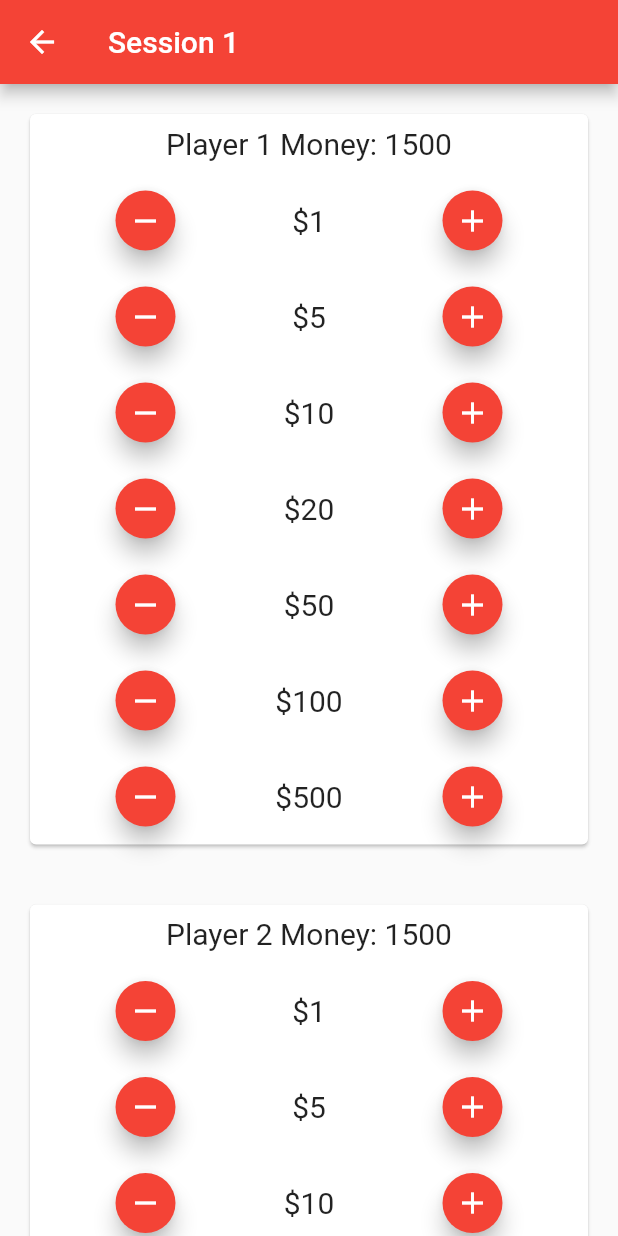
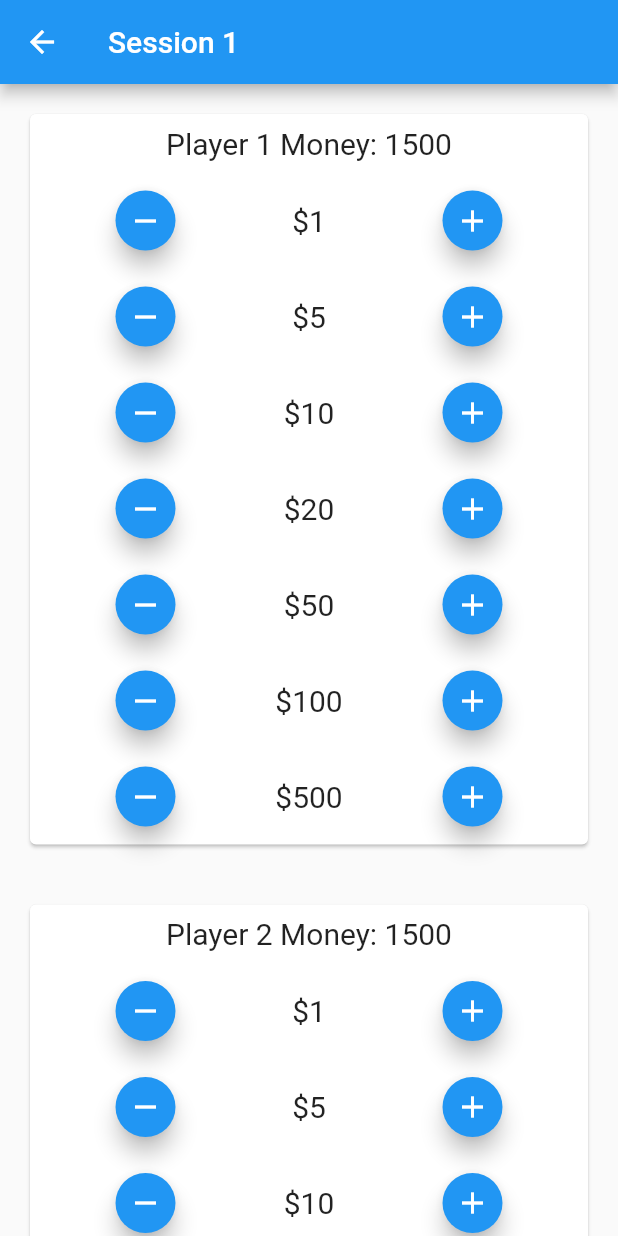
Before and after one commit to Ace1020302/counter-app, a Flutter app: the screen it shows after launch, after a tap on the "add" icon, after a tap on "Session 1", on a phone screen of 412 x 824 dp. Run offline on Flutter 3.47's test engine with Material 2 defaults, Android fonts, the phone set to English and light mode, and no system bars; our stand-ins replace flutter_slidable.

Commit message:
depricated the first home_screen.dart file and updated all related imports

```diff
--- a/lib/main.dart
+++ b/lib/main.dart
@@ -1,5 +1,5 @@
 import 'package:flutter/material.dart';
-import 'screens/home_screen_2.dart';
+import 'screens/home_screen.dart';
 
 void main() => runApp(MyApp());
 
@@ -19,7 +19,7 @@ class MyApp extends StatelessWidget {
         // or simply save your changes to "hot reload" in a Flutter IDE).
         // Notice that the counter didn't reset back to zero; the application
         // is not restarted.
-        primarySwatch: Colors.red,
+        primarySwatch: Colors.blue,
       ),
       home: HomeScreen(),
     );
--- a/lib/screens/home_screen_2.dart
+++ /dev/null
@@ -1,170 +0,0 @@
-import 'package:counter_app/components/session_widget.dart';
-import 'package:flutter/material.dart';
-import 'package:flutter_slidable/flutter_slidable.dart';
-
-import '../counter.dart';
-import '../session.dart';
-
-List<Session> sessions = [
-  Session('Session 1', [Counter('Player 1'), Counter('Player 2')]),
-  Session('Session 2', [Counter('Player 1'), Counter('Player 2')]),
-  Session('Session 3', [Counter('Player 1'), Counter('Player 2')]),
-  Session('Session 4', [Counter('Player 1'), Counter('Player 2')])
-];
-
-List<Session> archivedSessions = [];
-
-class HomeScreen extends StatefulWidget {
-  @override
-  State<StatefulWidget> createState() {
-    return HomeScreenState();
-  }
-}
-
-// Creates a List of sessions which will be clickable and maluable
-class HomeScreenState extends State<HomeScreen> {
-  // List<Counter> counters = [Counter('Player 1', 0), Counter('Player 2', 0)];
-  @override
-  Widget build(BuildContext context) {
-    return DefaultTabController(
-      length: 2,
-      child: Scaffold(
-        appBar: AppBar(
-          title: Text(
-            'Counter App',
-            textAlign: TextAlign.center,
-          ),
-          bottom: TabBar(tabs: <Widget>[Text('Sessions'), Text('Archieved')]),
-        ),
-        //SessionWidget(sessions[0])
-        body: TabBarView(
-          children: <Widget>[
-            (sessions.length <= 0 || sessions == null)
-                ? Center(
-                    child: Text('Add a Session',
-                        textAlign: TextAlign.center,
-                        style: TextStyle(fontSize: 30)),
-                  )
-                : ListView.separated(
-                    itemCount: sessions.length,
-                    itemBuilder: (BuildContext context, int index) => Slidable(
-                      actionPane: SlidableDrawerActionPane(),
-                      actionExtentRatio: 0.25,
-                      child: ListTile(
-                        title: Text(sessions[index].name),
-                        onLongPress: () {
-                          print('${sessions[index].name}');
-                        },
-                        onTap: () => Navigator.push(
-                          context,
-                          MaterialPageRoute(
-                            builder: (context) => SessionWidget(
-                              sessions[index],
-                            ),
-                          ),
-                        ),
-                      ),
-                      secondaryActions: <Widget>[
-                        IconSlideAction(
-                          caption: 'Archive',
-                          color: Colors.green,
-                          icon: Icons.archive,
-                          onTap: () {
-                            print('Archived ${sessions[index].name}');
-                            setState(() {
-                              archivedSessions.add(sessions[index]);
-                              sessions.removeAt(index);
-                            });
-                          },
-                        ),
-                        IconSlideAction(
-                          caption: 'Delete',
-                          color: Colors.red[400],
-                          icon: Icons.delete,
-                          onTap: () {
-                            setState(() {
-                              sessions.removeAt(index);
-                            });
-                            print('Deleted ${sessions[index].name}');
-                          },
-                        ),
-                      ],
-                    ),
-                    separatorBuilder: (BuildContext context, int index) =>
-                        Divider(
-                      color: Colors.grey[800],
-                      thickness: 1,
-                      height: 0,
-                    ),
-                  ),
-            (archivedSessions.length <= 0 || archivedSessions == null)
-                ? Center(
-                    child: Text('No Archived Sessions',
-                        textAlign: TextAlign.center,
-                        style: TextStyle(fontSize: 30)),
-                  )
-                : ListView.separated(
-                    itemCount: archivedSessions.length,
-                    itemBuilder: (BuildContext context, int index) => Slidable(
-                      actionPane: SlidableDrawerActionPane(),
-                      actionExtentRatio: 0.25,
-                      child: ListTile(
-                        onTap: () => Navigator.push(
-                          context,
-                          MaterialPageRoute(
-                            builder: (context) => ArchivedSessionWidget(
-                              archivedSessions[index],
-                            ),
-                          ),
-                        ),
-                        contentPadding: EdgeInsets.zero,
-                        title: Text(
-                          archivedSessions[index].name,
-                          textAlign: TextAlign.center,
-                        ),
-                      ),
-                      secondaryActions: <Widget>[
-                        IconSlideAction(
-                          caption: 'Delete',
-                          color: Colors.red[400],
-                          icon: Icons.delete,
-                          onTap: () {
-                            setState(() {
-                              archivedSessions.removeAt(index);
-                            });
-                            print('Deleted ${archivedSessions[index]}');
-                          },
-                        ),
-                      ],
-                    ),
-                    separatorBuilder: (BuildContext context, int index) =>
-                        Divider(
-                      color: Colors.grey[800],
-                      thickness: 1,
-                      height: 0,
-                    ),
-                  ),
-          ],
-        ),
-        floatingActionButton: FloatingActionButton(
-          child: Icon(Icons.add),
-          onPressed: () {
-            setState(() {
-              addItem();
-            });
-          },
-        ),
-      ),
-    );
-  }
-
-  void addItem() {
-    if (sessions == null || sessions.isEmpty) {
-      sessions.add(
-          Session('Session ${1}', [Counter('Player 1'), Counter('Player 2')]));
-    } else {
-      sessions.add(Session('Session ${sessions.length + 1}',
-          [Counter('Player 1'), Counter('Player 2')]));
-    }
-  }
-}
```
Also changed, not shown: lib/screens/home_screen.dart (+59 -46 lines), pubspec.lock, 1 other file.
